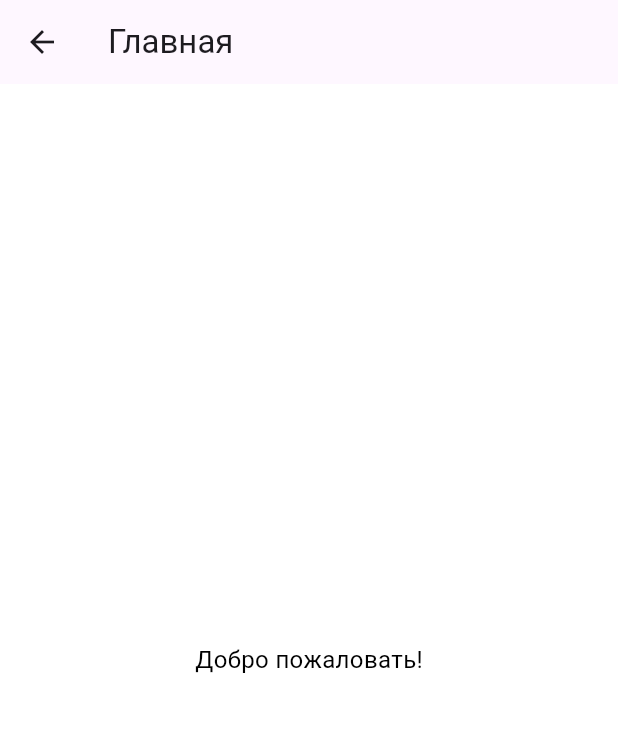
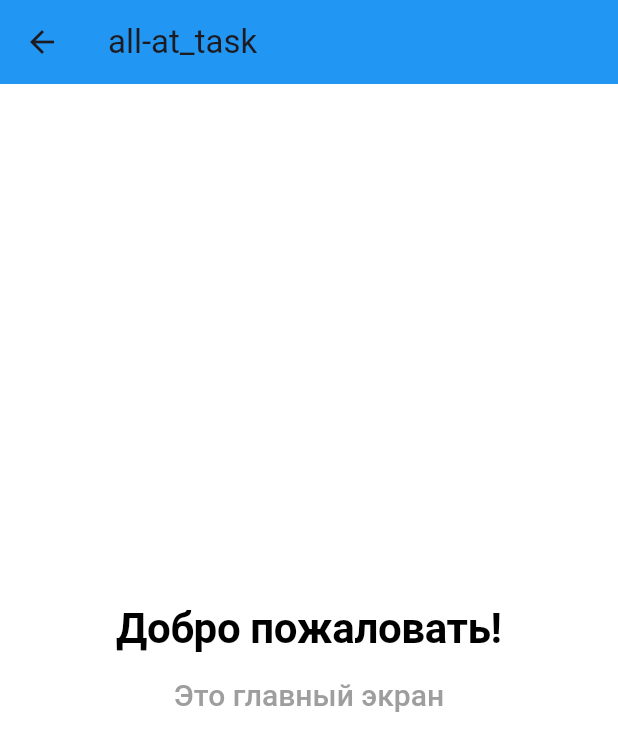
Before and after one commit to Android225/all_at_task_app, a Flutter app: the HomeScreen screen opened by its route, on a phone screen of 412 x 824 dp. Shown: the top 751 px of the screen. Run offline on Flutter 3.47's test engine with Material 3 defaults, Android fonts, the phone set to English and light mode, and no system bars; our stand-ins replace bloc, cloud_firestore, firebase_auth, firebase_core, flutter_bloc, get_it; missing offline and left inert: firebase_app_check; accounts and stored records are empty.

Commit message:
W8 stable подфикс+чистка кода

```diff
--- a/lib/presentation/bloc/auth/auth_event.dart
+++ b/lib/presentation/bloc/auth/auth_event.dart
@@ -25,3 +25,5 @@ class ResetPasswordRequested extends AuthEvent {
   ResetPasswordRequested(this.email);
 }
 class ResetAuthState extends AuthEvent {}
+
+class LogOutRequested extends AuthEvent {}
--- a/lib/presentation/screens/auth/home_screen.dart
+++ b/lib/presentation/screens/auth/home_screen.dart
@@ -1,13 +1,38 @@
 import 'package:flutter/material.dart';
+import 'package:all_at_task/config/theme/app_theme.dart';
 
 class HomeScreen extends StatelessWidget {
   const HomeScreen({super.key});
 
   @override
   Widget build(BuildContext context) {
-    return Scaffold(
-      appBar: AppBar(title: const Text('Главная')),
-      body: const Center(child: Text('Добро пожаловать!')),
+    return WillPopScope(
+      onWillPop: () async {
+        // Запрещаем возврат на LoginScreen
+        return false; // Если true, приложение закроется — решай, что нужно
+      },
+      child: Scaffold(
+        appBar: AppBar(
+          title: const Text('all-at_task'),
+          backgroundColor: AppTheme.primaryColor,
+        ),
+        body: Center(
+          child: Column(
+            mainAxisAlignment: MainAxisAlignment.center,
+            children: [
+              Text(
+                'Добро пожаловать!',
+                style: Theme.of(context).textTheme.displayLarge,
+              ),
+              const SizedBox(height: 16),
+              Text(
+                'Это главный экран',
+                style: Theme.of(context).textTheme.headlineMedium,
+              ),
+            ],
+          ),
+        ),
+      ),
     );
   }
 }
--- a/lib/presentation/screens/auth/login_screen.dart
+++ b/lib/presentation/screens/auth/login_screen.dart
@@ -3,6 +3,7 @@ import 'package:all_at_task/presentation/bloc/auth/auth_event.dart';
 import 'package:all_at_task/presentation/bloc/auth/auth_state.dart';
 import 'package:all_at_task/presentation/screens/auth/forgot_password_screen.dart';
 import 'package:all_at_task/presentation/screens/auth/signup_screen.dart';
+import 'package:all_at_task/presentation/screens/auth/home_screen.dart';
 import 'package:all_at_task/presentation/widgets/app_text_field.dart';
 import 'package:all_at_task/presentation/widgets/auth_header.dart';
 import 'package:all_at_task/router/app_router.dart';
@@ -97,7 +98,7 @@ class _LoginScreenState extends State<LoginScreen> {
                       const SnackBar(content: Text('Успешный вход!')),
                     );
                     context.read<AuthBloc>().add(ResetAuthState());
-                    getIt<AppRouter>().pushNamed('/home');
+                    getIt<AppRouter>().pushReplacement(const HomeScreen());
                   } else if (state is AuthFailure) {
                     ScaffoldMessenger.of(context).removeCurrentSnackBar();
                     ScaffoldMessenger.of(context).showSnackBar(
```
Also changed, not shown: lib/presentation/bloc/auth/auth_bloc.dart (+12 -0 lines).
